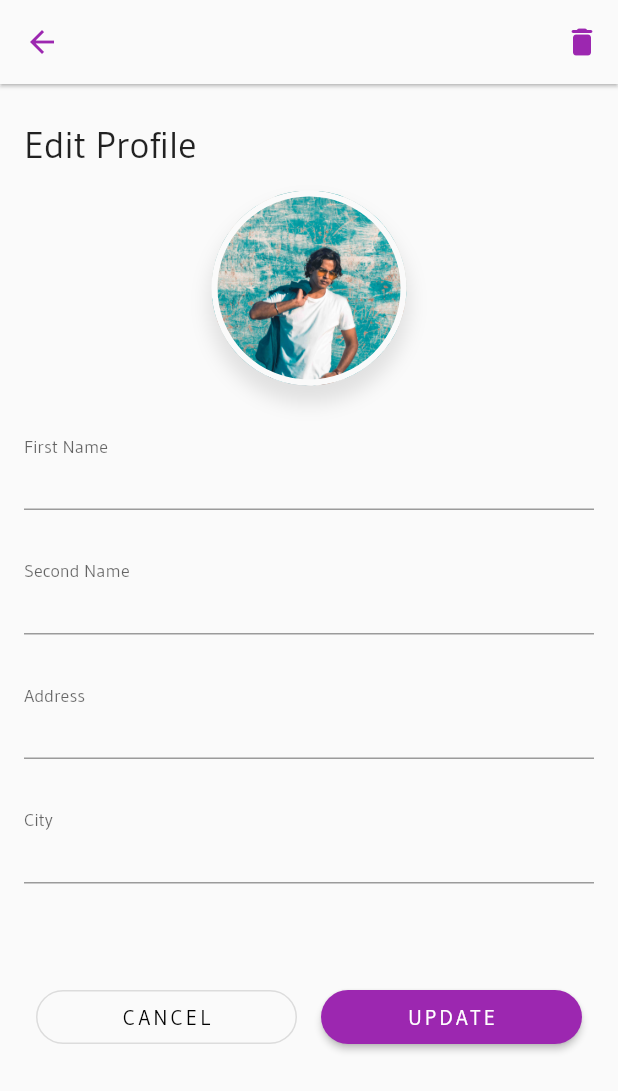
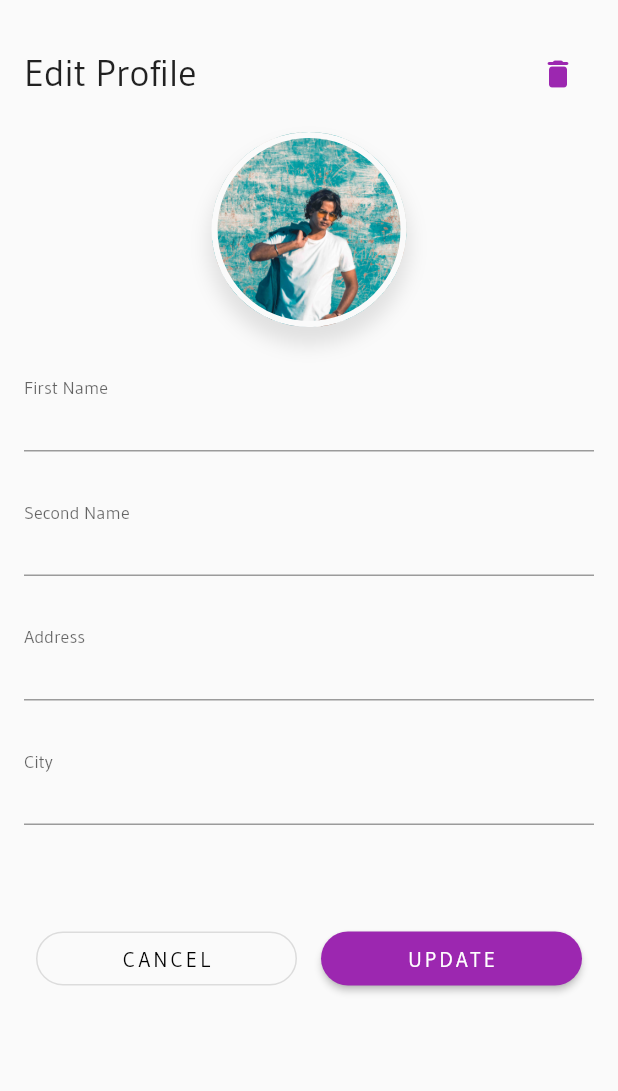
Before and after one commit to Arhamirfan/Hall-Bookify, a Flutter app: the MainMenu screen opened by its route, in the side drawer, after a tap on "Profile", on a phone screen of 412 x 824 dp. Shown: the top 1091 px of the screen. Run offline on Flutter 3.47's test engine with Material 2 defaults, Android fonts, the phone set to English and light mode, and no system bars; our stand-ins replace cloud_firestore, curved_navigation_bar, firebase_auth, firebase_core, font_awesome_flutter, google_sign_in and 2 more; missing offline and left inert: flutter_facebook_login, international_phone_input; accounts and stored records are empty.

Commit message:
bottom nav , adding products

```diff
--- /dev/null
+++ b/lib/Controller/textFieldInput.dart
@@ -0,0 +1,21 @@
+import 'package:flutter/material.dart';
+
+Widget buildTextField(
+    String labelText, String hintText, TextEditingController controler) {
+  return Padding(
+    padding: const EdgeInsets.only(bottom: 35.0),
+    child: TextField(
+      controller: controler,
+      decoration: InputDecoration(
+          contentPadding: EdgeInsets.only(bottom: 3),
+          labelText: labelText,
+          floatingLabelBehavior: FloatingLabelBehavior.always,
+          hintText: hintText,
+          hintStyle: TextStyle(
+            fontSize: 16,
+            fontWeight: FontWeight.bold,
+            color: Colors.black,
+          )),
+    ),
+  );
+}
--- /dev/null
+++ b/lib/Screens/HomeScreen/HomePage.dart
@@ -0,0 +1,54 @@
+import 'package:flutter/material.dart';
+import 'package:hall_bookify/Controller/loginButtons.dart';
+import 'package:hall_bookify/Screens/loginScreens/SplashScreen.dart';
+import 'package:hall_bookify/Screens/loginScreens/getStartedScreen.dart';
+import 'package:shared_preferences/shared_preferences.dart';
+
+class HomePage extends StatelessWidget {
+  @override
+  Widget build(BuildContext context) {
+    return Scaffold(
+      body: Container(
+        color: Color(0xffffffff),
+        child: Column(
+          mainAxisAlignment: MainAxisAlignment.center,
+          children: [
+            Text(
+              'This is the Main Menu Page',
+              style: TextStyle(fontSize: 25),
+            ),
+            SizedBox(
+              height: 30,
+            ),
+            Flexible(
+              child: Padding(
+                padding:
+                    const EdgeInsets.only(bottom: 10.0, left: 25, right: 25),
+                child: Container(
+                  height: MediaQuery.of(context).size.height * .08,
+                  width: MediaQuery.of(context).size.width,
+                  child: loginButton(
+                      buttontext: 'LOGOUT',
+                      buttonColour: Colors.black,
+                      buttontextColour: Colors.white,
+                      onpressed: () async {
+                        final SharedPreferences sharedpreference =
+                            await SharedPreferences.getInstance();
+                        sharedpreference.remove('PHONE');
+                        //TODO: also apply check for facebook and google login
+                        Navigator.popUntil(
+                            context, ModalRoute.withName(SplashScreen.id));
+                        Navigator.push(
+                            context,
+                            MaterialPageRoute(
+                                builder: (context) => getStartedScreen()));
+                      }),
+                ),
+              ),
+            )
+          ],
+        ),
+      ),
+    );
+  }
+}
--- a/lib/Screens/mainScreens/MainMenu.dart
+++ b/lib/Screens/mainScreens/MainMenu.dart
@@ -1,11 +1,14 @@
+import 'package:curved_navigation_bar/curved_navigation_bar.dart';
 import 'package:firebase_auth/firebase_auth.dart';
 import 'package:flutter/material.dart';
+import 'package:hall_bookify/Constants.dart';
 import 'package:hall_bookify/Controller/MainDrawer.dart';
-import 'package:hall_bookify/Controller/loginButtons.dart';
 import 'package:hall_bookify/Models/DatabaseManager.dart';
-import 'package:hall_bookify/Screens/loginScreens/SplashScreen.dart';
-import 'package:hall_bookify/Screens/loginScreens/getStartedScreen.dart';
-import 'package:shared_preferences/shared_preferences.dart';
+import 'package:hall_bookify/Screens/HomeScreen/HomePage.dart';
+import 'package:hall_bookify/Screens/mainScreens/Favourites/favouritePage.dart';
+import 'package:hall_bookify/Screens/mainScreens/SearchProduct/searchProductMain.dart';
+import 'package:hall_bookify/Screens/mainScreens/addProducts/addProductMain.dart';
+import 'package:hall_bookify/Screens/mainScreens/profileManagement.dart';
 
 class MainMenu extends StatefulWidget {
   static const String id = 'MainMenu';
@@ -16,7 +19,9 @@ class MainMenu extends StatefulWidget {
 
 class _MainMenuState extends State<MainMenu> {
   GlobalKey<ScaffoldState> _key = GlobalKey<ScaffoldState>();
+  final NavigationKey = GlobalKey<CurvedNavigationBarState>();
   final FirebaseAuth _auth = FirebaseAuth.instance;
+  int index = 0;
   String uid = "",
       firstname = "",
       lastname = "",
@@ -25,10 +30,24 @@ class _MainMenuState extends State<MainMenu> {
       city = "",
       cnic = "";
   List userProfileList = [];
+  late var screens;
   @override
   void initState() {
     fetchUserInfo();
     super.initState();
+    screens = [
+      HomePage(),
+      SearchProduct(),
+      AddProduct(),
+      Favourite(),
+      ProfileManagement(
+          firstname: firstname,
+          lastname: lastname,
+          phoneno: phoneno,
+          address: address,
+          city: city,
+          uid: uid)
+    ];
   }
 
   fetchUserInfo() async {
@@ -62,7 +81,6 @@ class _MainMenuState extends State<MainMenu> {
 
   @override
   Widget build(BuildContext context) {
-    print(" It is also working...");
     return Scaffold(
       key: _key,
       resizeToAvoidBottomInset: false,
@@ -98,45 +116,29 @@ class _MainMenuState extends State<MainMenu> {
               ))
         ],
       ),
-      body: Container(
-        color: Color(0xffffffff),
-        child: Column(
-          mainAxisAlignment: MainAxisAlignment.center,
-          children: [
-            Text(
-              'This is the Main Menu Page',
-              style: TextStyle(fontSize: 25),
-            ),
-            SizedBox(
-              height: 30,
-            ),
-            Flexible(
-              child: Padding(
-                padding:
-                    const EdgeInsets.only(bottom: 10.0, left: 25, right: 25),
-                child: Container(
-                  height: MediaQuery.of(context).size.height * .08,
-                  width: MediaQuery.of(context).size.width,
-                  child: loginButton(
-                      buttontext: 'LOGOUT',
-                      buttonColour: Colors.black,
-                      buttontextColour: Colors.white,
-                      onpressed: () async {
-                        final SharedPreferences sharedpreference =
-                            await SharedPreferences.getInstance();
-                        sharedpreference.remove('PHONE');
-                        //TODO: also apply check for facebook and google login
-                        Navigator.popUntil(
-                            context, ModalRoute.withName(SplashScreen.id));
-                        Navigator.push(
-                            context,
-                            MaterialPageRoute(
-                                builder: (context) => getStartedScreen()));
-                      }),
-                ),
-              ),
-            )
-          ],
+      body: screens[index],
+      bottomNavigationBar: Theme(
+        data: Theme.of(context)
+            .copyWith(iconTheme: IconThemeData(color: Colors.white)),
+        child: CurvedNavigationBar(
+          key: NavigationKey,
+          height: 60,
+          color: Colors.purpleAccent,
+          backgroundColor: Colors.transparent,
+          items: bottomNavItems,
+          index: index,
+          onTap: (value) {
+            setState(() {
+              this.index = value;
+              //navigate by button to go to pages of curved navigation bar
+              //onPressed(){
+              //nav key defined at top
+              //final NavigationKey = GlobalKey<CurvedNavigationBarState>();
+              //final navigationState = navigationKey.currentState!;
+              //navigationState = setPage(0);
+              //}
+            });
+          },
         ),
       ),
     );
--- a/lib/Screens/mainScreens/profileManagement.dart
+++ b/lib/Screens/mainScreens/profileManagement.dart
@@ -1,4 +1,5 @@
 import 'package:flutter/material.dart';
+import 'package:hall_bookify/Controller/textFieldInput.dart';
 import 'package:hall_bookify/Models/DatabaseManager.dart';
 import 'package:hall_bookify/Screens/loginScreens/getStartedScreen.dart';
 import 'package:hall_bookify/Screens/mainScreens/MainMenu.dart';
@@ -43,18 +44,34 @@ class ProfileManagement extends StatelessWidget {
   @override
   Widget build(BuildContext context) {
     return Scaffold(
-      appBar: AppBar(
-        backgroundColor: Theme.of(context).scaffoldBackgroundColor,
-        elevation: 1,
-        leading: IconButton(
-            onPressed: () {
-              Navigator.pop(context);
+      // appBar: AppBar(
+      //   backgroundColor: Theme.of(context).scaffoldBackgroundColor,
+      //   elevation: 1,
+      //   leading: IconButton(
+      //       onPressed: () {
+      //         Navigator.pop(context);
+      //       },
+      //       icon: Icon(
+      //         Icons.arrow_back,
+      //         color: Colors.purple,
+      //       )),
+      //   actions: [],
+      // ),
+      body: Container(
+        padding: EdgeInsets.only(left: 16, top: 25, right: 16),
+        child: GestureDetector(
+          onTap: () {
+            FocusScope.of(context).unfocus();
           },
-            icon: Icon(
-              Icons.arrow_back,
-              color: Colors.purple,
-            )),
-        actions: [
+          child: ListView(
+            children: [
+              Row(
+                mainAxisAlignment: MainAxisAlignment.spaceBetween,
+                children: [
+                  Text(
+                    "Edit Profile",
+                    style: TextStyle(fontSize: 25, fontWeight: FontWeight.w500),
+                  ),
                   IconButton(
                       onPressed: () {
                         deleteData(uid);
@@ -75,18 +92,6 @@ class ProfileManagement extends StatelessWidget {
                         color: Colors.purple,
                       ))
                 ],
-      ),
-      body: Container(
-        padding: EdgeInsets.only(left: 16, top: 25, right: 16),
-        child: GestureDetector(
-          onTap: () {
-            FocusScope.of(context).unfocus();
-          },
-          child: ListView(
-            children: [
-              Text(
-                "Edit Profile",
-                style: TextStyle(fontSize: 25, fontWeight: FontWeight.w500),
               ),
               SizedBox(
                 height: 15,
@@ -190,26 +195,6 @@ class ProfileManagement extends StatelessWidget {
     );
   }
 
-  Widget buildTextField(
-      String labelText, String hintText, TextEditingController controler) {
-    return Padding(
-      padding: const EdgeInsets.only(bottom: 35.0),
-      child: TextField(
-        controller: controler,
-        decoration: InputDecoration(
-            contentPadding: EdgeInsets.only(bottom: 3),
-            labelText: labelText,
-            floatingLabelBehavior: FloatingLabelBehavior.always,
-            hintText: hintText,
-            hintStyle: TextStyle(
-              fontSize: 16,
-              fontWeight: FontWeight.bold,
-              color: Colors.black,
-            )),
-      ),
-    );
-  }
-
   openDialogBox(
       BuildContext context, String title, String content, Function function) {
     return showDialog(
--- a/pubspec.yaml
+++ b/pubspec.yaml
@@ -18,6 +18,7 @@ dependencies:
   cupertino_icons: ^1.0.2
   international_phone_input: ^1.0.4
   pinput: ^1.2.2
+  curved_navigation_bar: ^1.0.1
   provider: ^6.0.0
   http: ^0.13.3
   flutter_svg: ^0.18.0
```
Also changed, not shown: lib/Constants.dart (+8 -0 lines), lib/Screens/loginScreens/registerPhoneNameData.dart (+10 -5 lines), lib/Screens/mainScreens/Favourites/favouritePage.dart (added, +15 -0 lines), lib/Screens/mainScreens/SearchProduct/searchProductMain.dart (added, +15 -0 lines), lib/Screens/mainScreens/addProducts/addProductMain.dart (added, +113 -0 lines), lib/Screens/mainScreens/addProducts/addTaskScreen.dart (added, +45 -0 lines), lib/Widgets/ServicesList.dart (added, +15 -0 lines), lib/Widgets/ServicesTile.dart (added, +10 -0 lines), pubspec.lock. Lines whose indentation alone changed are shown as unchanged.
